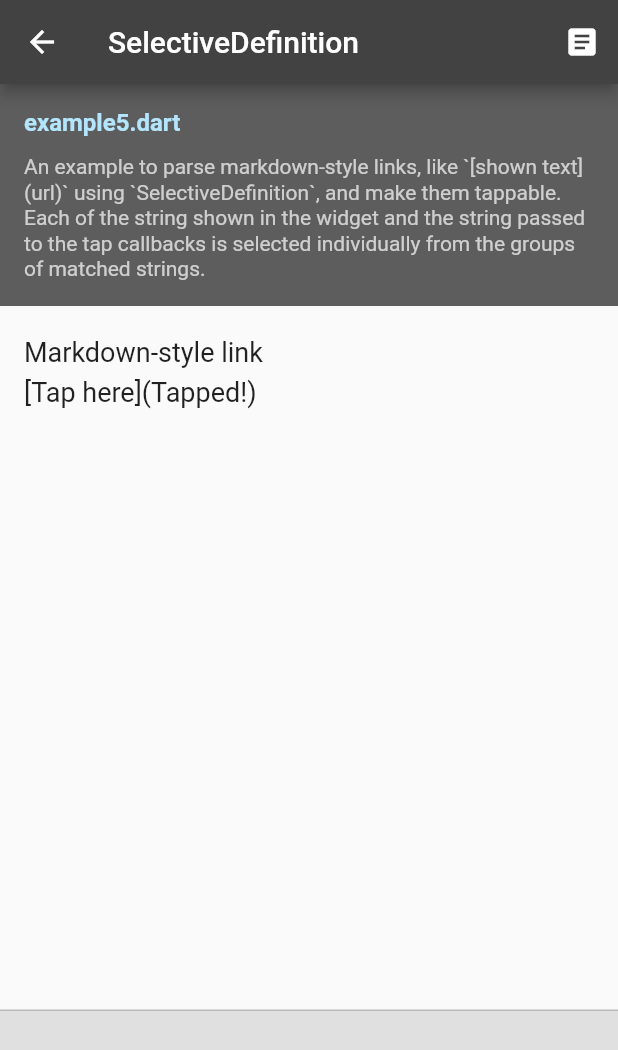
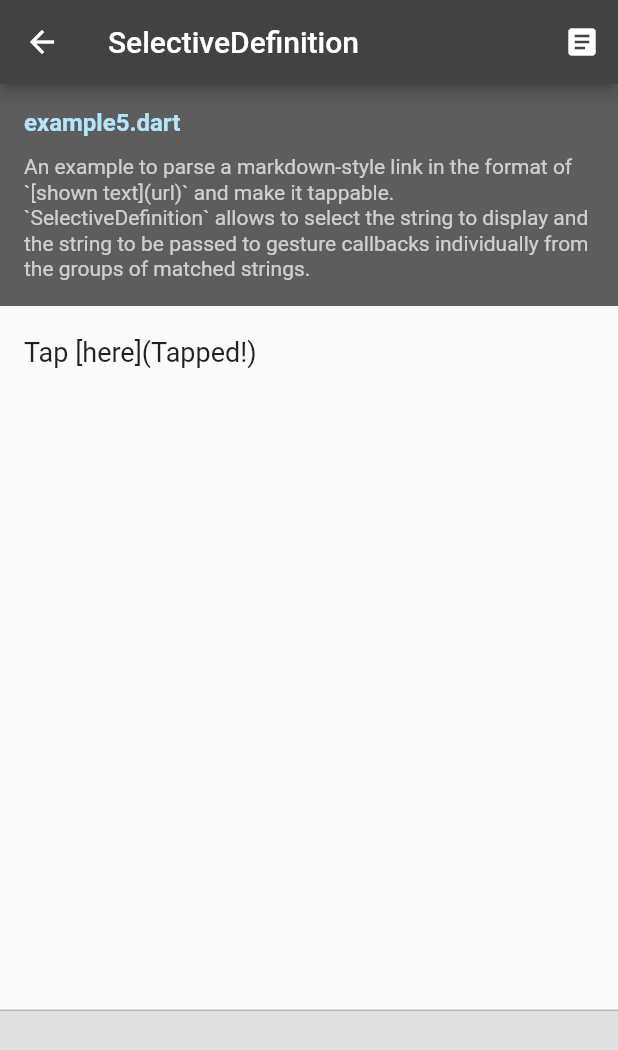
Before and after one commit to kaboc/flutter_custom_text, a Flutter app: the screen it shows after launch, after a tap on "SelectiveDefinition", on a phone screen of 412 x 824 dp. Shown: the top 1050 px of the screen. Run offline on Flutter 3.47's test engine with Material 2 defaults, Android fonts, the light colour scheme and no system bars; our stand-ins replace device_info_plus, go_router, google_fonts; missing offline and left inert: highlight, positioned_popup, text_parser; statements that could not run were skipped.

Commit message:
Update example

```diff
--- a/example/lib/examples/example5.dart
+++ b/example/lib/examples/example5.dart
@@ -8,9 +8,10 @@ class Example5 extends StatelessWidget {
 
   @override
   Widget build(BuildContext context) {
+    const matchStyle = TextStyle(color: Colors.blue);
+
     return CustomText(
-      'Markdown-style link\n'
-      '[Tap here](Tapped!)',
+      'Tap [here](Tapped!)',
       definitions: [
         SelectiveDefinition(
           matcher: const LinkMatcher(),
@@ -23,8 +24,8 @@ class Example5 extends StatelessWidget {
           actionText: (groups) => groups[1]!,
         ),
       ],
-      matchStyle: const TextStyle(color: Colors.lightBlue),
-      tapStyle: const TextStyle(color: Colors.lightGreen),
+      matchStyle: matchStyle,
+      hoverStyle: matchStyle.copyWith(decoration: TextDecoration.underline),
       onTap: (details) => output(details.actionText),
     );
   }
--- a/example/lib/home_page.dart
+++ b/example/lib/home_page.dart
@@ -14,17 +14,11 @@ class HomePage extends StatelessWidget {
     return Scaffold(
       appBar: AppBar(
         title: const Text('CustomText'),
-        actions: [
-          const Center(
+        actions: const [
+          Center(
             child: _PubLink(),
           ),
-          const SizedBox(width: 4.0),
-          Icon(
-            Icons.open_in_new,
-            size: 12.0,
-            color: Colors.lightBlue.shade100,
-          ),
-          const SizedBox(width: 16.0),
+          SizedBox(width: 16.0),
         ],
       ),
       body: SafeArea(
@@ -59,14 +53,28 @@ class _PubLink extends StatelessWidget {
       target: LinkTarget.blank,
       builder: (context, followLink) {
         return CustomText(
-          'pub.dev',
-          definitions: const [
-            TextDefinition(
-              matcher: PatternMatcher('.+'),
-              hoverStyle: TextStyle(decoration: TextDecoration.underline),
+          'pub.dev[i]',
+          definitions: [
+            SpanDefinition(
+              matcher: const PatternMatcher(r'(.+)\[i\]'),
+              builder: (text, groups) => TextSpan(
+                children: [
+                  TextSpan(text: groups.first),
+                  const WidgetSpan(child: SizedBox(width: 4.0)),
+                  WidgetSpan(
+                    alignment: PlaceholderAlignment.middle,
+                    child: Icon(
+                      Icons.open_in_new,
+                      size: 12.0,
+                      color: Colors.lightBlue.shade100,
+                    ),
+                  ),
+                ],
+              ),
             ),
           ],
           style: TextStyle(color: Colors.lightBlue.shade100),
+          hoverStyle: const TextStyle(decoration: TextDecoration.underline),
           onTap: (_) => followLink!(),
         );
       },
--- a/example/lib/utils/popup.dart
+++ b/example/lib/utils/popup.dart
@@ -93,7 +93,7 @@ const _kPopupMessages = {
       'open standards by the World Wide Web Consortium and other '
       'standardization bodies such as the Web Hypertext Application '
       'Technology Working Group, the Unicode Consortium,',
-  'codebase': 'In software development, a codebase is a collection of source '
-      'code used to build a particular software system, application, or '
-      'software component.',
+  'codebase': 'In software development, a **codebase** (or **code base**) '
+      'is a collection of source code used to build a particular software '
+      'system, application, or software component.',
 };
--- a/example/lib/utils/router.dart
+++ b/example/lib/utils/router.dart
@@ -1,4 +1,8 @@
+import 'dart:io' show Platform;
+
 import 'package:collection/collection.dart';
+import 'package:flutter/foundation.dart' show kIsWeb;
+import 'package:flutter/material.dart';
 import 'package:go_router/go_router.dart';
 
 import 'package:custom_text_example/code_view_page.dart';
@@ -8,7 +12,6 @@ import 'package:custom_text_example/examples/example2.dart';
 import 'package:custom_text_example/examples/example3.dart';
 import 'package:custom_text_example/examples/example4.dart';
 import 'package:custom_text_example/examples/example5.dart';
-import 'package:custom_text_example/examples/example6_old.dart';
 import 'package:custom_text_example/examples/example6.dart';
 import 'package:custom_text_example/examples/example7.dart';
 import 'package:custom_text_example/examples/example8.dart';
@@ -22,6 +25,12 @@ extension on GoRouterState {
       .firstWhereOrNull((p) => p.pathString == pathParameters['path_string']);
 }
 
+Page<T> _page<T>({required Widget child}) {
+  return !kIsWeb && (Platform.isAndroid || Platform.isIOS)
+      ? MaterialPage<T>(child: child)
+      : NoTransitionPage<T>(child: child);
+}
+
 final router = GoRouter(
   routes: [
     GoRoute(
@@ -30,14 +39,15 @@ final router = GoRouter(
       routes: [
         GoRoute(
           path: ':path_string',
-          builder: (_, state) => state.pageWidget!,
+          pageBuilder: (_, state) => _page(
+            child: state.pageWidget!,
+          ),
           routes: [
             GoRoute(
               path: 'code',
-              builder: (_, state) {
-                final widget = state.pageWidget!;
-                return CodeViewPage(filename: widget.filename);
-              },
+              pageBuilder: (_, state) => _page(
+                child: CodeViewPage(filename: state.pageWidget!.filename),
+              ),
             ),
           ],
           redirect: (_, state) {
@@ -64,7 +74,7 @@ final pages = [
   const ExamplePage(
     pathString: 'styles-and-actions',
     filename: 'example2.dart',
-    title: 'Unique styles and actions',
+    title: 'Styles and actions per definition',
     description: 'An example to decorate URLs, email addresses and phone '
         'numbers, and also enable them to be tapped and long-pressed.\n'
         'Phone numbers are styled differently with the unique `matchStyle` '
@@ -96,24 +106,12 @@ final pages = [
     pathString: 'selective-definition',
     filename: 'example5.dart',
     title: 'SelectiveDefinition',
-    description:
-        'An example to parse markdown-style links, like `[shown text](url)` '
-        'using `SelectiveDefinition`, and make them tappable.\n'
-        'Each of the string shown in the widget and the string passed to '
-        'the tap callbacks is selected individually from the groups of '
-        'matched strings.',
+    description: 'An example to parse a markdown-style link in the format '
+        'of `[shown text](url)` and make it tappable.\n'
+        '`SelectiveDefinition` allows to select the string to display and '
+        'the string to be passed to gesture callbacks individually from '
+        'the groups of matched strings.',
     builder: Example5.new,
-  ),
-  const ExamplePage(
-    pathString: 'span-definition-old',
-    filename: 'example6_old.dart',
-    title: 'SpanDefinition (old)',
-    description: 'An example to show both text and icons. '
-        '`SpanDefinition` enables part of text to be replaced with an '
-        'arbitrary `InlineSpan`.\n'
-        'The `builder` function can use the parse result (the matched '
-        'string and groups) to flexibly build an InlineSpan.',
-    builder: Example6Old.new,
   ),
   const ExamplePage(
     pathString: 'span-definition',
@@ -125,7 +123,6 @@ final pages = [
         'The `builder` function can use the parse result (the matched '
         'string and groups) to flexibly build an InlineSpan.',
     builder: Example6.new,
-    subtitle: 'Requires v1.2.0 or above',
     additionalInfo: 'Gestures are detected on both the logo and the text '
         'of "Flutter".',
   ),
--- a/example/pubspec.yaml
+++ b/example/pubspec.yaml
@@ -14,8 +14,8 @@ dependencies:
     path: ../
 
   collection: ^1.17.0
-  device_info_plus: ^9.0.1
-  go_router: ^7.1.1
+  device_info_plus: ^9.1.1
+  go_router: ^12.1.1
   google_fonts: ^4.0.4
   highlight: ^0.7.0
   positioned_popup:
@@ -25,7 +25,7 @@ dependencies:
   url_launcher: ^6.1.11
 
 dev_dependencies:
-  flutter_lints: ^2.0.1
+  flutter_lints: ^2.0.3
 
 flutter:
   uses-material-design: true
```
Also changed, not shown: example/lib/examples/example6.dart (+13 -3 lines), example/lib/examples/example6_old.dart (deleted, +0 -33 lines), example/pubspec.lock, 3 other files.
